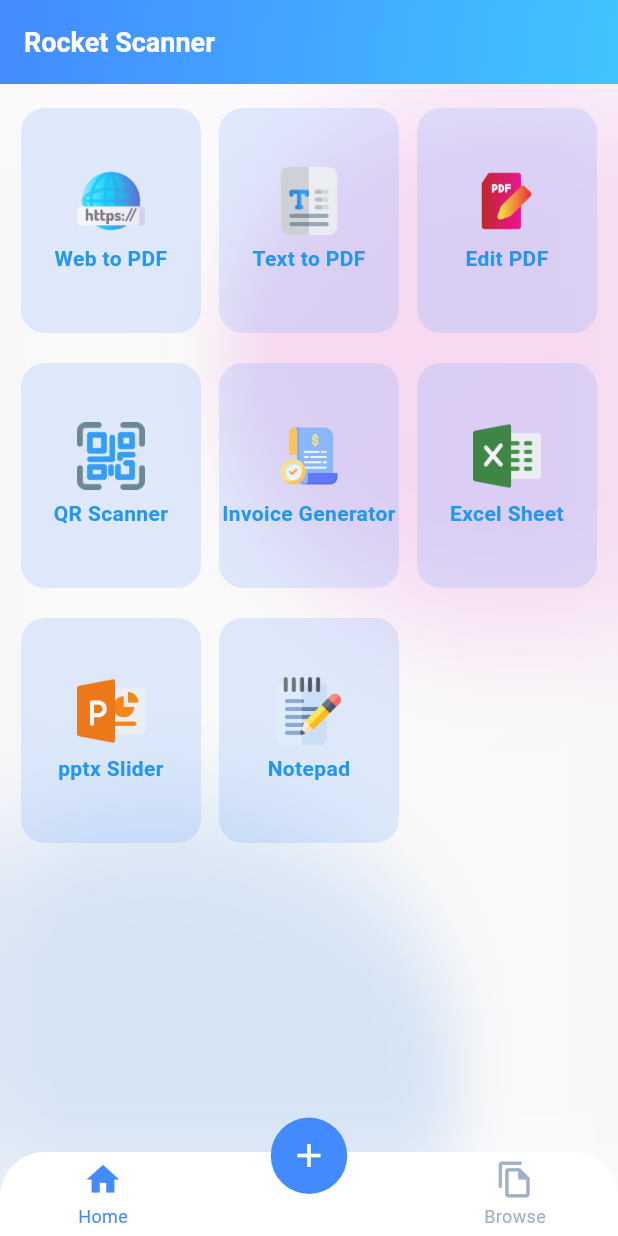
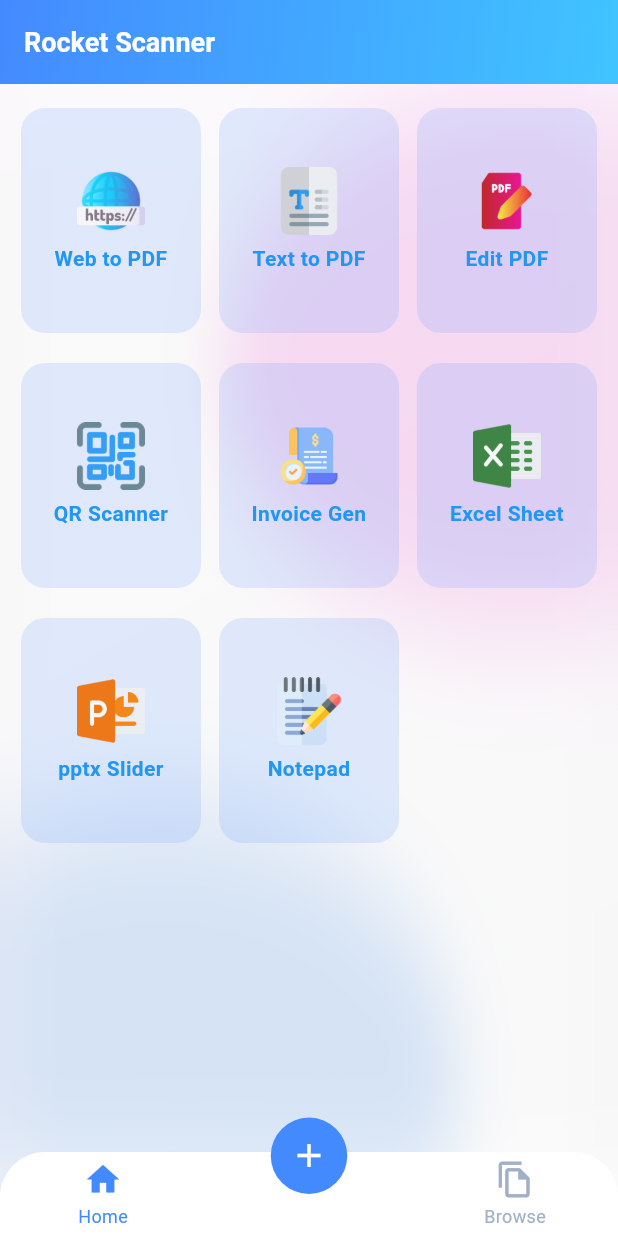
Before and after one commit to hbayazid969/rocket_scanner, a Flutter app: the screen it shows after launch, on a phone screen of 412 x 824 dp. Run offline on Flutter 3.47's test engine with Material 3 defaults, Android fonts, the phone set to English and light mode, and no system bars; drawn by our look-alikes of glassmorphism, persistent_bottom_nav_bar.

Commit message:
initial commit

```diff
--- a/lib/home/home_screen.dart
+++ b/lib/home/home_screen.dart
@@ -16,7 +16,7 @@ class HomeScreenState extends State<HomeScreen> {
     "Text to PDF",
     "Edit PDF",
     "QR Scanner",
-    "Invoice Generator",
+    "Invoice Gen",
     "Excel Sheet",
     "pptx Slider",
     "Notepad"
```
